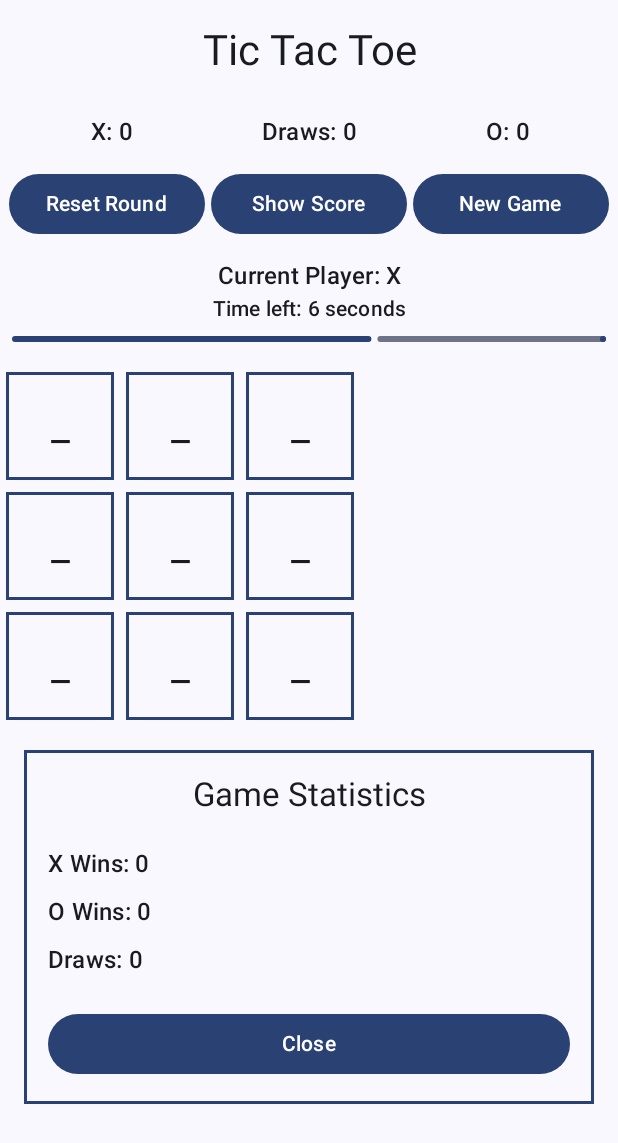
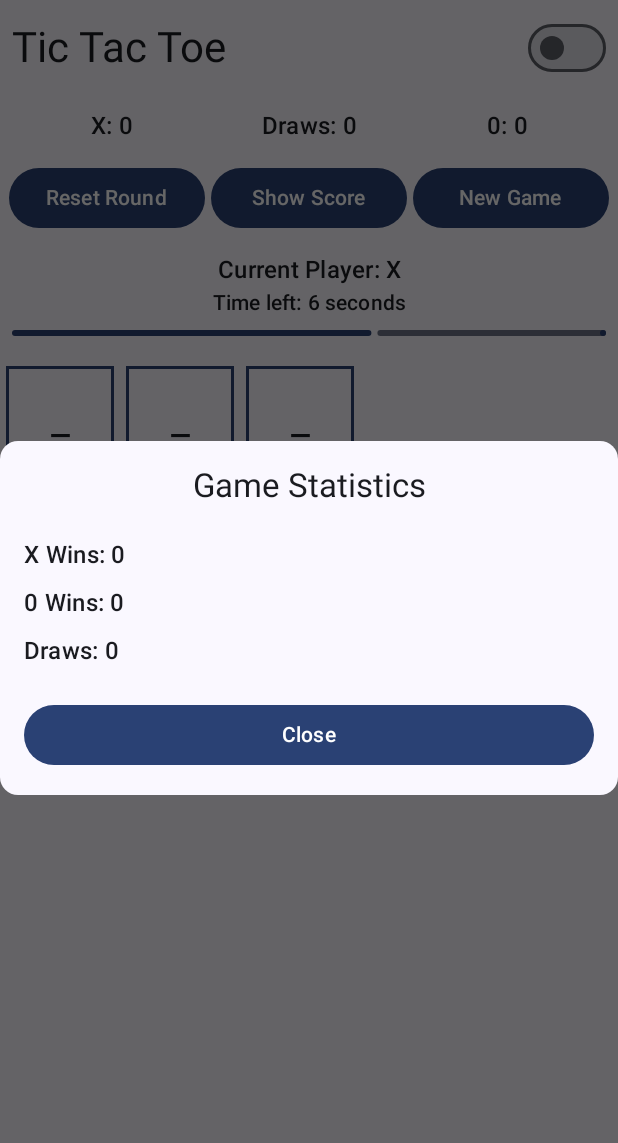
Before and after one commit to LavrovDmytro/LabWork-4-LessonTicTacToe, an Android app built with Jetpack Compose: the screen it shows after launch (MainActivity), after a tap on "Show Score", on a phone screen of 412 x 824 dp. Shown: the top 1143 px of the screen. Run offline under Robolectric (Android 15) with nearby library versions, the phone set to English and light mode, and no system bars; 3 other taps on this screen came first.

Commit message:
Added Dark mode and custom symbol selection for players

```diff
--- a/app/src/main/java/com/example/lessontictactoe/ConsolTicTacToe.kt
+++ b/app/src/main/java/com/example/lessontictactoe/ConsolTicTacToe.kt
@@ -10,7 +10,6 @@ enum class GameState {
 }
 
 fun checkGameState(field: List<CellState>): GameState {
-    // Check rows
     for (row in 0 until DIM) {
         val start = row * DIM
         if (checkLine(field, start, 1)) {
@@ -22,7 +21,6 @@ fun checkGameState(field: List<CellState>): GameState {
         }
     }
 
-    // Check columns
     for (col in 0 until DIM) {
         if (checkLine(field, col, DIM)) {
             return when (field[col]) {
@@ -33,7 +31,6 @@ fun checkGameState(field: List<CellState>): GameState {
         }
     }
 
-    // Check main diagonal
     if (checkLine(field, 0, DIM + 1)) {
         return when (field[0]) {
             CellState.CROSS -> GameState.CROSS_WIN
@@ -42,7 +39,6 @@ fun checkGameState(field: List<CellState>): GameState {
         }
     }
 
-    // Check anti-diagonal
     if (checkLine(field, DIM - 1, DIM - 1)) {
         return when (field[DIM - 1]) {
             CellState.CROSS -> GameState.CROSS_WIN
@@ -87,7 +83,7 @@ enum class CellState {
     NOUGHT
 }
 
-val field=MutableList(DIM*DIM) {
+val field = MutableList(DIM * DIM) {
     CellState.EMPTY
 }
 
--- a/app/src/main/java/com/example/lessontictactoe/MainActivity.kt
+++ b/app/src/main/java/com/example/lessontictactoe/MainActivity.kt
@@ -18,7 +18,6 @@ class MainActivity : ComponentActivity() {
             LessonTicTacToeTheme {
                 Scaffold(modifier = Modifier.fillMaxSize()) { innerPadding ->
                     MainScreen(modifier = Modifier.padding(innerPadding))
-
                 }
             }
         }
--- a/app/src/main/java/com/example/lessontictactoe/MainScreen.kt
+++ b/app/src/main/java/com/example/lessontictactoe/MainScreen.kt
@@ -2,33 +2,27 @@ package com.example.lessontictactoe
 
 import androidx.compose.foundation.border
 import androidx.compose.foundation.clickable
-import androidx.compose.foundation.layout.Box
-import androidx.compose.foundation.layout.Column
-import androidx.compose.foundation.layout.Row
-import androidx.compose.foundation.layout.fillMaxWidth
-import androidx.compose.foundation.layout.padding
-import androidx.compose.foundation.layout.size
-import androidx.compose.material3.Button
-import androidx.compose.material3.LinearProgressIndicator
-import androidx.compose.material3.MaterialTheme
-import androidx.compose.material3.Text
-import androidx.compose.runtime.Composable
-import androidx.compose.runtime.mutableStateListOf
-import androidx.compose.runtime.remember
+import androidx.compose.foundation.layout.*
+import androidx.compose.material3.*
+import androidx.compose.runtime.*
 import androidx.compose.ui.Alignment
 import androidx.compose.ui.Modifier
 import androidx.compose.ui.text.style.TextAlign
 import androidx.compose.ui.tooling.preview.Preview
 import androidx.compose.ui.unit.dp
+import androidx.compose.ui.window.Dialog
 import com.example.lessontictactoe.ui.theme.LessonTicTacToeTheme
-import androidx.compose.runtime.*
 import kotlinx.coroutines.delay
-import kotlinx.coroutines.launch
 
 data class GameScore(
     var xWins: Int = 0,
     var oWins: Int = 0,
     var draws: Int = 0
+)
+
+data class PlayerSymbols(
+    var player1: String = "X",
+    var player2: String = "0"
 )
 
 @Composable
@@ -37,32 +31,48 @@ fun MainScreen(modifier: Modifier = Modifier) {
     var gameStarted by remember { mutableStateOf(false) }
     var gameScore by remember { mutableStateOf(GameScore()) }
     var showScoreDialog by remember { mutableStateOf(false) }
+    var showSymbolsDialog by remember { mutableStateOf(false) }
+    var isDarkTheme by remember { mutableStateOf(false) }
+    var playerSymbols by remember { mutableStateOf(PlayerSymbols()) }
 
+    LessonTicTacToeTheme(darkTheme = isDarkTheme) {
+        Surface(
+            modifier = Modifier.fillMaxSize(),
+            color = MaterialTheme.colorScheme.background
+        ) {
             Column(modifier = modifier) {
+                Row(
+                    modifier = Modifier
+                        .fillMaxWidth()
+                        .padding(8.dp),
+                    horizontalArrangement = Arrangement.SpaceBetween,
+                    verticalAlignment = Alignment.CenterVertically
+                ) {
                     Text(
                         text = "Tic Tac Toe",
-            style = MaterialTheme.typography.headlineMedium,
-            modifier = Modifier
-                .fillMaxWidth()
-                .padding(16.dp),
-            textAlign = TextAlign.Center
+                        style = MaterialTheme.typography.headlineMedium
                     )
+                    Switch(
+                        checked = isDarkTheme,
+                        onCheckedChange = { isDarkTheme = it }
+                    )
+                }
 
                 if (!gameStarted) {
+                    Column(
+                        modifier = Modifier.fillMaxWidth(),
+                        horizontalAlignment = Alignment.CenterHorizontally
+                    ) {
                         Text(
                             text = "Select Board Size",
                             style = MaterialTheme.typography.titleMedium,
-                modifier = Modifier
-                    .fillMaxWidth()
-                    .padding(8.dp),
-                textAlign = TextAlign.Center
+                            modifier = Modifier.padding(8.dp)
                         )
 
                         Row(
                             modifier = Modifier
                                 .fillMaxWidth()
-                    .padding(8.dp),
-                verticalAlignment = Alignment.CenterVertically
+                                .padding(8.dp)
                         ) {
                             for (size in 3..5) {
                                 Button(
@@ -78,28 +88,37 @@ fun MainScreen(modifier: Modifier = Modifier) {
                                 }
                             }
                         }
+
+                        Button(
+                            onClick = { showSymbolsDialog = true },
+                            modifier = Modifier.padding(8.dp)
+                        ) {
+                            Text("Customize Symbols")
+                        }
+                    }
                 } else {
                     GameBoard(
                         dim = selectedSize,
                         gameScore = gameScore,
+                        playerSymbols = playerSymbols,
                         onScoreUpdate = { newScore -> gameScore = newScore },
                         onShowScore = { showScoreDialog = true },
                         onNewGame = {
                             gameStarted = false
-                    showScoreDialog = false  // Закриваємо діалог при поверненні до вибору поля
+                            showScoreDialog = false
                         }
                     )
+                }
 
-            // Score Dialog - перенесено всередину блоку else
                 if (showScoreDialog) {
-                Box(
-                    modifier = Modifier
-                        .fillMaxWidth()
-                        .padding(16.dp)
-                        .border(2.dp, MaterialTheme.colorScheme.primary)
-                        .padding(16.dp)
+                    Dialog(onDismissRequest = { showScoreDialog = false }) {
+                        Surface(
+                            shape = MaterialTheme.shapes.medium,
+                            color = MaterialTheme.colorScheme.surface
                         ) {
-                    Column {
+                            Column(
+                                modifier = Modifier.padding(16.dp)
+                            ) {
                                 Text(
                                     text = "Game Statistics",
                                     style = MaterialTheme.typography.titleLarge,
@@ -109,12 +128,12 @@ fun MainScreen(modifier: Modifier = Modifier) {
                                     textAlign = TextAlign.Center
                                 )
                                 Text(
-                            text = "X Wins: ${gameScore.xWins}",
+                                    text = "${playerSymbols.player1} Wins: ${gameScore.xWins}",
                                     style = MaterialTheme.typography.titleMedium,
                                     modifier = Modifier.padding(vertical = 4.dp)
                                 )
                                 Text(
-                            text = "O Wins: ${gameScore.oWins}",
+                                    text = "${playerSymbols.player2} Wins: ${gameScore.oWins}",
                                     style = MaterialTheme.typography.titleMedium,
                                     modifier = Modifier.padding(vertical = 4.dp)
                                 )
@@ -135,6 +154,76 @@ fun MainScreen(modifier: Modifier = Modifier) {
                         }
                     }
                 }
+
+                if (showSymbolsDialog) {
+                    var tempPlayer1 by remember { mutableStateOf(playerSymbols.player1) }
+                    var tempPlayer2 by remember { mutableStateOf(playerSymbols.player2) }
+
+                    Dialog(onDismissRequest = { showSymbolsDialog = false }) {
+                        Surface(
+                            shape = MaterialTheme.shapes.medium,
+                            color = MaterialTheme.colorScheme.surface
+                        ) {
+                            Column(
+                                modifier = Modifier.padding(16.dp)
+                            ) {
+        Text(
+                                    text = "Customize Symbols",
+                                    style = MaterialTheme.typography.titleLarge,
+                                    modifier = Modifier
+                                        .fillMaxWidth()
+                                        .padding(bottom = 16.dp),
+                                    textAlign = TextAlign.Center
+                                )
+
+                                OutlinedTextField(
+                                    value = tempPlayer1,
+                                    onValueChange = { if (it.length <= 1) tempPlayer1 = it },
+                                    label = { Text("Player 1 Symbol") },
+                                    singleLine = true,
+                                    modifier = Modifier
+                                        .fillMaxWidth()
+                                        .padding(vertical = 8.dp)
+                                )
+
+                                OutlinedTextField(
+                                    value = tempPlayer2,
+                                    onValueChange = { if (it.length <= 1) tempPlayer2 = it },
+                                    label = { Text("Player 2 Symbol") },
+                                    singleLine = true,
+                                    modifier = Modifier
+                .fillMaxWidth()
+                                        .padding(vertical = 8.dp)
+                                )
+
+                                Row(
+                                    modifier = Modifier
+                                        .fillMaxWidth()
+                                        .padding(top = 16.dp),
+                                    horizontalArrangement = Arrangement.SpaceBetween
+                                ) {
+                                    Button(
+                                        onClick = { showSymbolsDialog = false }
+                                    ) {
+                                        Text("Cancel")
+                                    }
+                                    Button(
+                                        onClick = {
+                                            if (tempPlayer1.isNotEmpty() && tempPlayer2.isNotEmpty() && tempPlayer1 != tempPlayer2) {
+                                                playerSymbols = PlayerSymbols(tempPlayer1, tempPlayer2)
+                                                showSymbolsDialog = false
+                                            }
+                                        }
+                                    ) {
+                                        Text("Save")
+                                    }
+                                }
+                            }
+                        }
+                    }
+                }
+            }
+        }
     }
 }
 
@@ -142,17 +231,17 @@ fun MainScreen(modifier: Modifier = Modifier) {
 fun GameBoard(
     dim: Int,
     gameScore: GameScore,
+    playerSymbols: PlayerSymbols,
     onScoreUpdate: (GameScore) -> Unit,
     onShowScore: () -> Unit,
     onNewGame: () -> Unit
 ) {
     val field = remember { mutableStateListOf(*Array(dim * dim) { "_" }) }
-    var currentPlayer by remember { mutableStateOf("X") }
+    var currentPlayer by remember { mutableStateOf(playerSymbols.player1) }
     var gameState by remember { mutableStateOf("") }
     var timeLeft by remember { mutableStateOf(10) }
     var isTimerActive by remember { mutableStateOf(true) }
 
-    // Timer effect
     LaunchedEffect(currentPlayer, gameState) {
         if (gameState.isEmpty()) {
             isTimerActive = true
@@ -162,14 +251,12 @@ fun GameBoard(
                 timeLeft--
             }
             if (timeLeft == 0 && isTimerActive) {
-                // Time's up, switch player
-                currentPlayer = if (currentPlayer == "X") "0" else "X"
+                currentPlayer = if (currentPlayer == playerSymbols.player1) playerSymbols.player2 else playerSymbols.player1
             }
         }
     }
 
     Column {
-        // Display scores
         Row(
             modifier = Modifier
                 .fillMaxWidth()
@@ -177,7 +264,7 @@ fun GameBoard(
             verticalAlignment = Alignment.CenterVertically
         ) {
             Text(
-                text = "X: ${gameScore.xWins}",
+                text = "${playerSymbols.player1}: ${gameScore.xWins}",
                 style = MaterialTheme.typography.titleMedium,
                 modifier = Modifier.weight(1f),
                 textAlign = TextAlign.Center
@@ -189,14 +276,13 @@ fun GameBoard(
                 textAlign = TextAlign.Center
             )
             Text(
-                text = "O: ${gameScore.oWins}",
+                text = "${playerSymbols.player2}: ${gameScore.oWins}",
                 style = MaterialTheme.typography.titleMedium,
                 modifier = Modifier.weight(1f),
                 textAlign = TextAlign.Center
             )
         }
 
-        // Game controls
         Row(
             modifier = Modifier
                 .fillMaxWidth()
@@ -206,7 +292,7 @@ fun GameBoard(
                 onClick = {
                     field.clear()
                     field.addAll(Array(dim * dim) { "_" })
-                    currentPlayer = "X"
+                    currentPlayer = playerSymbols.player1
                     gameState = ""
                     isTimerActive = true
                     timeLeft = 10
@@ -235,7 +321,6 @@ fun GameBoard(
             }
         }
 
-        // Display current player and timer
         Column(
             modifier = Modifier
                 .fillMaxWidth()
@@ -263,39 +348,54 @@ fun GameBoard(
             }
         }
 
-        // Display game state if game is over
         if (gameState.isNotEmpty()) {
+            Column(
+                modifier = Modifier
+                    .fillMaxWidth()
+                    .padding(8.dp),
+                horizontalAlignment = Alignment.CenterHorizontally
+            ) {
                 Text(
                     text = gameState,
                     style = MaterialTheme.typography.titleLarge,
-                modifier = Modifier
-                    .fillMaxWidth()
-                    .padding(8.dp),
+                    modifier = Modifier.padding(bottom = 8.dp),
                     textAlign = TextAlign.Center
                 )
+                Button(
+                    onClick = {
+                        field.clear()
+                        field.addAll(Array(dim * dim) { "_" })
+                        currentPlayer = playerSymbols.player1
+                        gameState = ""
+                        isTimerActive = true
+                        timeLeft = 10
+                    }
+                ) {
+                    Text("Next Round")
+                }
+            }
         }
 
-        // Game board
         for (row in 0 until dim) {
             Row {
                 for (col in 0 until dim) {
                     val index = row * dim + col
                     Box(
-                        modifier = Modifier.size(80.dp)
+                        modifier = Modifier
+                            .size(80.dp)
                             .padding(4.dp)
                             .border(2.dp, MaterialTheme.colorScheme.primary)
                             .clickable {
                                 if (field[index] == "_" && gameState.isEmpty()) {
-                                    isTimerActive = false // Stop current timer
+                                    isTimerActive = false
                                     field[index] = currentPlayer
 
-                                    // Check for win
                                     if (checkWin(field, dim, currentPlayer)) {
                                         gameState = "$currentPlayer wins!"
                                         val newScore = gameScore.copy()
                                         when (currentPlayer) {
-                                            "X" -> newScore.xWins++
-                                            "0" -> newScore.oWins++
+                                            playerSymbols.player1 -> newScore.xWins++
+                                            playerSymbols.player2 -> newScore.oWins++
                                         }
                                         onScoreUpdate(newScore)
                                     } else if (!field.contains("_")) {
@@ -303,8 +403,9 @@ fun GameBoard(
                                         val newScore = gameScore.copy(draws = gameScore.draws + 1)
                                         onScoreUpdate(newScore)
                                     } else {
-                                        currentPlayer = if (currentPlayer == "X") "0" else "X"
-                                        isTimerActive = true // Start new timer
+                                        currentPlayer = if (currentPlayer == playerSymbols.player1)
+                                            playerSymbols.player2 else playerSymbols.player1
+                                        isTimerActive = true
                                     }
                                 }
                             },
@@ -322,7 +423,6 @@ fun GameBoard(
 }
 
 private fun checkWin(field: List<String>, dim: Int, player: String): Boolean {
-    // Check rows
     for (row in 0 until dim) {
         var win = true
         for (col in 0 until dim) {
@@ -334,7 +434,6 @@ private fun checkWin(field: List<String>, dim: Int, player: String): Boolean {
         if (win) return true
     }
 
-    // Check columns
     for (col in 0 until dim) {
         var win = true
         for (row in 0 until dim) {
@@ -346,7 +445,6 @@ private fun checkWin(field: List<String>, dim: Int, player: String): Boolean {
         if (win) return true
     }
 
-    // Check main diagonal
     var win = true
     for (i in 0 until dim) {
         if (field[i * dim + i] != player) {
@@ -356,7 +454,6 @@ private fun checkWin(field: List<String>, dim: Int, player: String): Boolean {
     }
     if (win) return true
 
-    // Check anti-diagonal
     win = true
     for (i in 0 until dim) {
         if (field[i * dim + (dim - 1 - i)] != player) {
```
Lines whose indentation alone changed are shown as unchanged.
